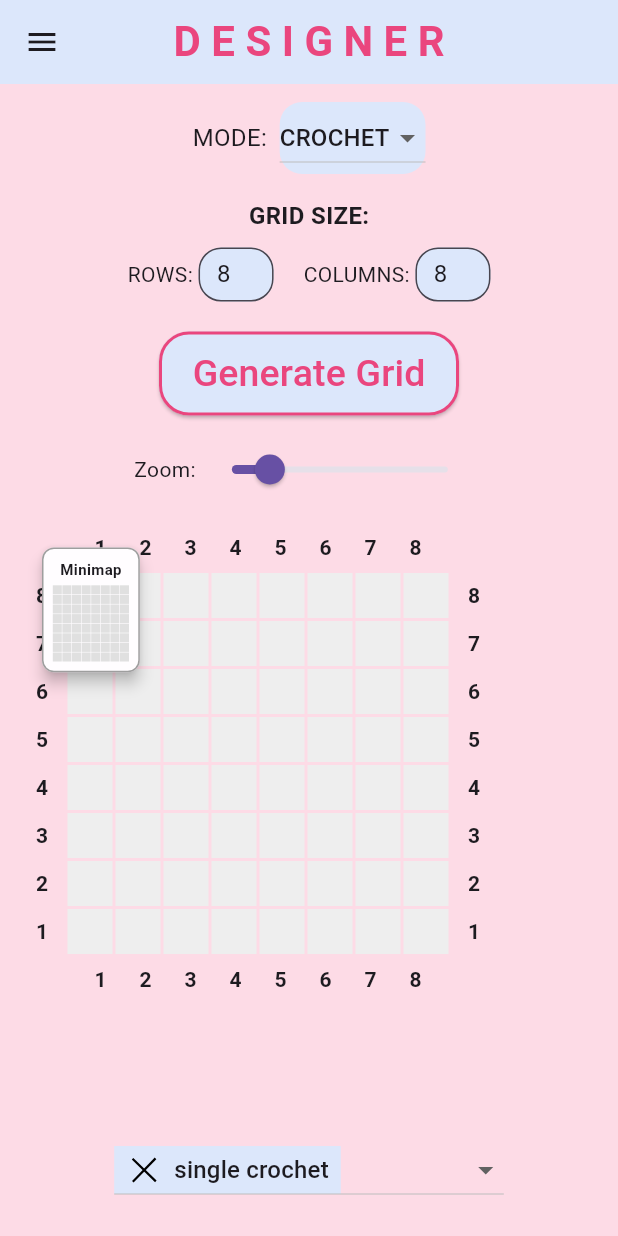
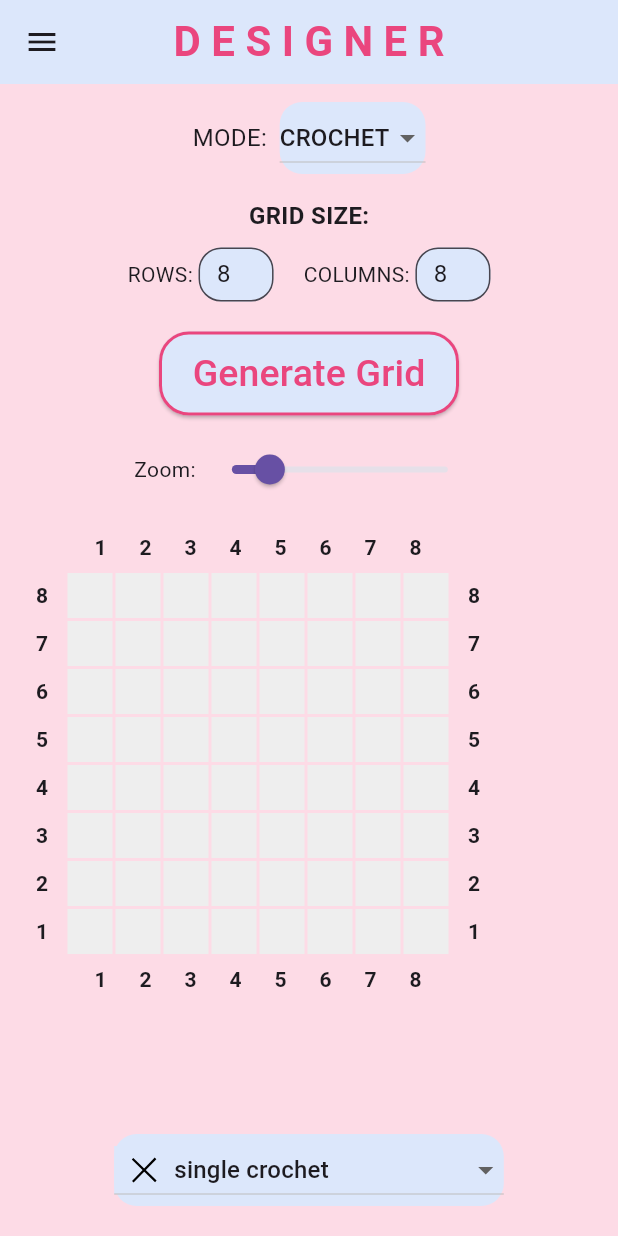
Before and after one commit to Ayesha-Jan/stitch-atlas, a Flutter app: the Designer screen opened by its route, after a tap on "Generate Grid", on a phone screen of 412 x 824 dp. Run offline on Flutter 3.47's test engine with Material 3 defaults, Android fonts, the phone set to English and light mode, and no system bars; our stand-ins replace flutter_svg.

Commit message:
Fixed dropdown viewing

```diff
--- a/lib/pages/designer.dart
+++ b/lib/pages/designer.dart
@@ -15,6 +15,7 @@ class _DesignerState extends State<Designer> {
 
   final TextEditingController widthController = TextEditingController(text: "8");
   final TextEditingController heightController = TextEditingController(text: "8");
+  final TransformationController _transformationController = TransformationController();
 
   int gridWidth = 8;
   int gridHeight = 8;
@@ -49,8 +50,6 @@ class _DesignerState extends State<Designer> {
 
   double zoom = 1.0; // Zoom scale for InteractiveViewer
 
-  final TransformationController _transformationController = TransformationController();
-
   // Generates an empty grid
   void _generateGrid() {
     generatedWidth = gridWidth;
@@ -83,9 +82,6 @@ class _DesignerState extends State<Designer> {
   Widget build(BuildContext context) {
     // Size of each grid cell in main grid
     final double cellSize = 30;
-
-    // Size of each cell in minimap (smaller)
-    final double miniCellSize = 6;
 
     return Scaffold(
       appBar: AppBar(
@@ -419,58 +415,6 @@ class _DesignerState extends State<Designer> {
                           ),
                         ),
                       ),
-
-                      SizedBox(width: 12),
-
-                      // Floating Minimap (bottom-left)
-                      Positioned(
-                        top: 16,
-                        left: 16,
-                        child: Material(
-                          elevation: 4,
-                          borderRadius: BorderRadius.circular(8),
-                          child: Container(
-                            constraints: BoxConstraints(maxWidth: 200, maxHeight: 200),
-                            padding: EdgeInsets.all(6),
-                            decoration: BoxDecoration(
-                              color: Colors.white70,
-                              border: Border.all(color: Colors.grey),
-                              borderRadius: BorderRadius.circular(8),
-                            ),
-                            child: Column(
-                              mainAxisSize: MainAxisSize.min,
-                              children: [
-                                Text("Minimap", style: TextStyle(fontSize: 10, fontWeight: FontWeight.bold)),
-                                SizedBox(height: 4),
-                                SingleChildScrollView(
-                                  scrollDirection: Axis.vertical,
-                                  child: SingleChildScrollView(
-                                    scrollDirection: Axis.horizontal,
-                                    child: Column(
-                                      mainAxisSize: MainAxisSize.min,
-                                      children: List.generate(generatedHeight, (row) {
-                                        return Row(
-                                          mainAxisSize: MainAxisSize.min,
-                                          children: List.generate(generatedWidth, (col) {
-                                            return Container(
-                                              width: miniCellSize,
-                                              height: miniCellSize,
-                                              margin: EdgeInsets.all(0.2),
-                                              color: grid[row][col].isEmpty
-                                                  ? Colors.grey[300]
-                                                  : Colors.pink[200],
-                                            );
-                                          }),
-                                        );
-                                      }),
-                                    ),
-                                  ),
-                                ),
-                              ],
-                            ),
-                          ),
-                        ),
-                      ),
                     ],
                   ),
                 ),
@@ -478,6 +422,11 @@ class _DesignerState extends State<Designer> {
               if (selectedMode == Mode.crochet)
                 Padding(
                   padding: const EdgeInsets.symmetric(vertical: 8),
+                  child: Container(
+                    decoration: BoxDecoration(
+                    color: Color(0xFFDCE7FB),
+                    borderRadius: BorderRadius.circular(15),
+                    ),
                     child: DropdownButton<String>(
                       value: crochetSymbols.any((s) => s["name"] == selectedSymbol) ? selectedSymbol : null,
                       hint: Text("Select a stitch"),
@@ -512,6 +461,7 @@ class _DesignerState extends State<Designer> {
                       }).toList(),
                     ),
                   ),
+                ),
             ],
           ),
         ),
```
Lines whose indentation alone changed are shown as unchanged.
